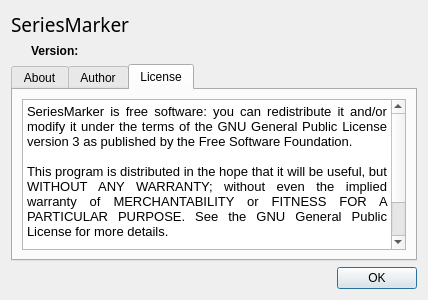
Qt form resources/about_dialog.ui (toroettg/SeriesMarker) before a commit.
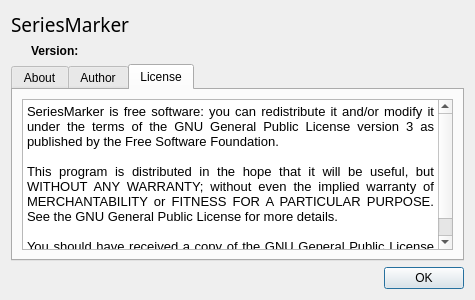
The same form after that commit. The open tabs and pages were chosen to show the change. Icons and pictures are not drawn.

Diff of the .ui file:
```diff
--- a/resources/about_dialog.ui
+++ b/resources/about_dialog.ui
@@ -9,7 +9,7 @@
    <rect>
     <x>0</x>
     <y>0</y>
-    <width>428</width>
+    <width>475</width>
     <height>300</height>
    </rect>
   </property>
@@ -191,12 +191,12 @@
           <string>&lt;!DOCTYPE HTML PUBLIC &quot;-//W3C//DTD HTML 4.0//EN&quot; &quot;http://www.w3.org/TR/REC-html40/strict.dtd&quot;&gt;
 &lt;html&gt;&lt;head&gt;&lt;meta name=&quot;qrichtext&quot; content=&quot;1&quot; /&gt;&lt;style type=&quot;text/css&quot;&gt;
 p, li { white-space: pre-wrap; }
-&lt;/style&gt;&lt;/head&gt;&lt;body style=&quot; font-family:'Sans'; font-size:10pt; font-weight:400; font-style:normal;&quot;&gt;
-&lt;p align=&quot;justify&quot; style=&quot; margin-top:0px; margin-bottom:0px; margin-left:0px; margin-right:0px; -qt-block-indent:0; text-indent:0px;&quot;&gt;&lt;span style=&quot; font-family:'Sans Serif';&quot;&gt;SeriesMarker is free software: you can redistribute it and/or modify it under the terms of the GNU General Public License version 3 as published by the Free Software Foundation.&lt;/span&gt;&lt;/p&gt;
-&lt;p align=&quot;justify&quot; style=&quot;-qt-paragraph-type:empty; margin-top:0px; margin-bottom:0px; margin-left:0px; margin-right:0px; -qt-block-indent:0; text-indent:0px; font-family:'Sans Serif';&quot;&gt;&lt;br /&gt;&lt;/p&gt;
-&lt;p align=&quot;justify&quot; style=&quot; margin-top:0px; margin-bottom:0px; margin-left:0px; margin-right:0px; -qt-block-indent:0; text-indent:0px;&quot;&gt;&lt;span style=&quot; font-family:'Sans Serif';&quot;&gt;This program is distributed in the hope that it will be useful, but WITHOUT ANY WARRANTY; without even the implied warranty of MERCHANTABILITY or FITNESS FOR A PARTICULAR PURPOSE. See the GNU General Public License for more details.&lt;/span&gt;&lt;/p&gt;
-&lt;p align=&quot;justify&quot; style=&quot;-qt-paragraph-type:empty; margin-top:0px; margin-bottom:0px; margin-left:0px; margin-right:0px; -qt-block-indent:0; text-indent:0px; font-family:'Sans Serif';&quot;&gt;&lt;br /&gt;&lt;/p&gt;
-&lt;p align=&quot;justify&quot; style=&quot; margin-top:0px; margin-bottom:0px; margin-left:0px; margin-right:0px; -qt-block-indent:0; text-indent:0px;&quot;&gt;&lt;span style=&quot; font-family:'Sans Serif';&quot;&gt;You should have received a copy of the GNU General Public License along with this program. If not, see &lt;/span&gt;&lt;a href=&quot;http://www.gnu.org/licenses/&quot;&gt;&lt;span style=&quot; font-family:'Sans Serif'; text-decoration: underline; color:#0000ff;&quot;&gt;http://www.gnu.org/licenses/&lt;/span&gt;&lt;/a&gt;&lt;span style=&quot; font-family:'Sans Serif';&quot;&gt;.&lt;/span&gt;&lt;/p&gt;&lt;/body&gt;&lt;/html&gt;</string>
+&lt;/style&gt;&lt;/head&gt;&lt;body style=&quot; font-family:'Sans Serif'; font-size:10pt; font-weight:400; font-style:normal;&quot;&gt;
+&lt;p align=&quot;justify&quot; style=&quot; margin-top:0px; margin-bottom:0px; margin-left:0px; margin-right:0px; -qt-block-indent:0; text-indent:0px;&quot;&gt;SeriesMarker is free software: you can redistribute it and/or modify it under the terms of the GNU General Public License version 3 as published by the Free Software Foundation.&lt;/p&gt;
+&lt;p align=&quot;justify&quot; style=&quot;-qt-paragraph-type:empty; margin-top:0px; margin-bottom:0px; margin-left:0px; margin-right:0px; -qt-block-indent:0; text-indent:0px;&quot;&gt;&lt;br /&gt;&lt;/p&gt;
+&lt;p align=&quot;justify&quot; style=&quot; margin-top:0px; margin-bottom:0px; margin-left:0px; margin-right:0px; -qt-block-indent:0; text-indent:0px;&quot;&gt;This program is distributed in the hope that it will be useful, but WITHOUT ANY WARRANTY; without even the implied warranty of MERCHANTABILITY or FITNESS FOR A PARTICULAR PURPOSE. See the GNU General Public License for more details.&lt;/p&gt;
+&lt;p align=&quot;justify&quot; style=&quot;-qt-paragraph-type:empty; margin-top:0px; margin-bottom:0px; margin-left:0px; margin-right:0px; -qt-block-indent:0; text-indent:0px;&quot;&gt;&lt;br /&gt;&lt;/p&gt;
+&lt;p align=&quot;justify&quot; style=&quot; margin-top:0px; margin-bottom:0px; margin-left:0px; margin-right:0px; -qt-block-indent:0; text-indent:0px;&quot;&gt;You should have received a copy of the GNU General Public License along with this program. If not, see &lt;a href=&quot;http://www.gnu.org/licenses/&quot;&gt;&lt;span style=&quot; text-decoration: underline; color:#0000ff;&quot;&gt;http://www.gnu.org/licenses/&lt;/span&gt;&lt;/a&gt;.&lt;/p&gt;&lt;/body&gt;&lt;/html&gt;</string>
          </property>
          <property name="openExternalLinks">
           <bool>true</bool>
```
Left out of the diff: 12 changed lines with no effect on the pictures.
